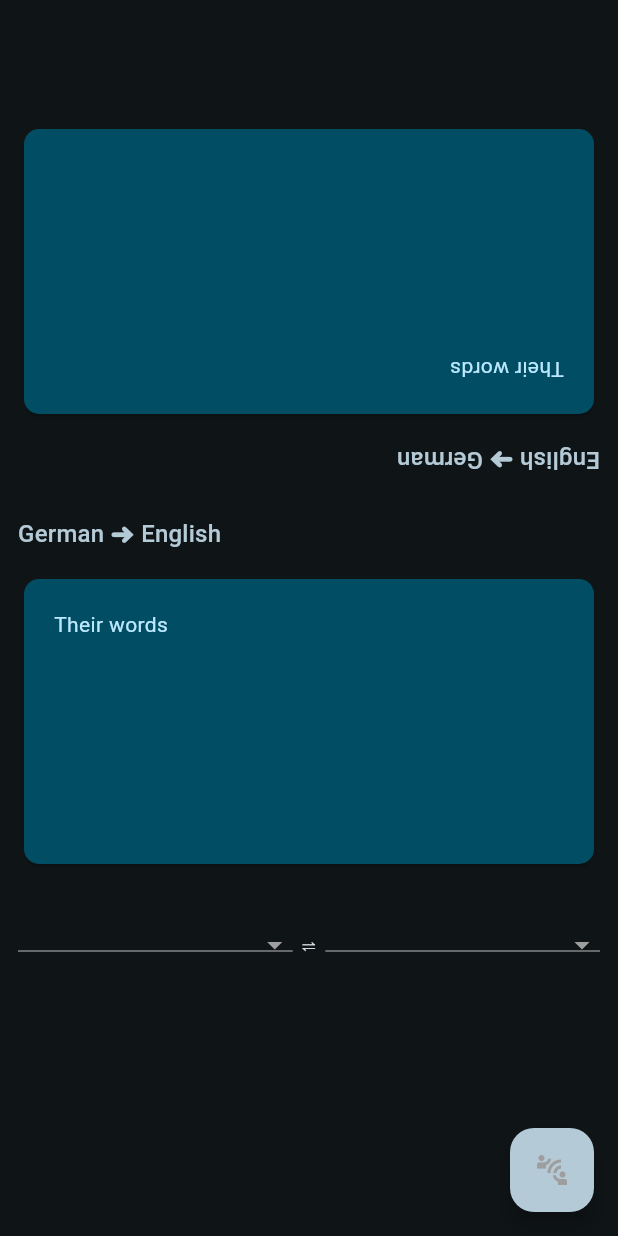
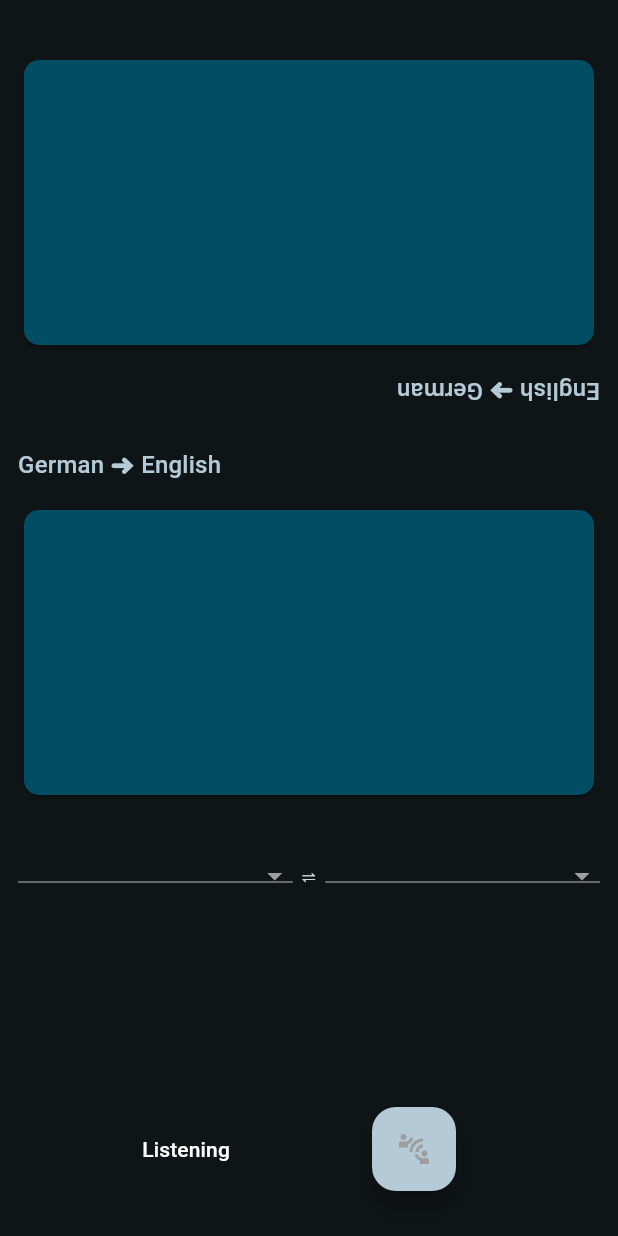
Before and after one commit to critt/Interp-Flutter, a Flutter app: the screen it shows after launch, on a phone screen of 412 x 824 dp. Run offline on Flutter 3.47's test engine with Material 3 defaults, Android fonts, the phone set to English and light mode, and no system bars; our stand-ins replace permission_handler, socket_io_client; missing offline and left inert: audio_session, flutter_sound; network calls fail.

Commit message:
Added a hold-to-speak that determines which translation namespace to use: press and hold while talking to translate your speech and display it to the other person's UI, let go to translate their speech and display it in your UI.
Update screenshots and README.

```diff
--- a/lib/audio_recorder.dart
+++ b/lib/audio_recorder.dart
@@ -129,8 +129,10 @@ class AudioRecorder extends ChangeNotifier {
         recordingDataController.stream.listen((buffer) {
       if (speakerSwitch.currentSpeaker == Speaker.subject) {
         _socketSubject.emit('binaryAudioData', buffer);
+        _socketObject.emit('binaryAudioData', Uint8List(0));
       } else {
         _socketObject.emit('binaryAudioData', buffer);
+        _socketSubject.emit('binaryAudioData', Uint8List(0));
       }
     });
 
--- a/lib/main.dart
+++ b/lib/main.dart
@@ -1,3 +1,5 @@
+import 'dart:math';
+
 import 'package:flutter/material.dart';
 import 'package:provider/provider.dart';
 import 'package:transcription_client/speaker_switch.dart';
@@ -57,13 +59,14 @@ class TranscriptionState extends ChangeNotifier {
 
   void clearData() {
     _data = '';
+    notifyListeners();
   }
 }
 
 class ObjectTranscription extends TranscriptionState {
   ObjectTranscription()
       : super(
-          data: 'Their words',
+          data: '',
           id: 'O',
           subjectLanguage: const Language(code: 'de', name: 'German'),
           objectLanguage: const Language(code: 'en', name: 'English'),
@@ -73,7 +76,7 @@ class ObjectTranscription extends TranscriptionState {
 class SubjectTranscription extends TranscriptionState {
   SubjectTranscription()
       : super(
-          data: 'Their words',
+          data: '',
           id: 'S',
           subjectLanguage: const Language(code: 'en', name: 'English'),
           objectLanguage: const Language(code: 'de', name: 'German'),
@@ -124,10 +127,10 @@ class MyApp extends StatelessWidget {
     return MaterialApp(
       title: constants.appName,
       theme: ThemeData(
-        colorScheme: ColorScheme.fromSeed(
-            seedColor: Colors.blueGrey, brightness: Brightness.dark),
-        useMaterial3: true,
-      ),
+          colorScheme: ColorScheme.fromSeed(
+              seedColor: Colors.blueGrey, brightness: Brightness.dark),
+          useMaterial3: true,
+          dividerTheme: const DividerThemeData(color: Colors.transparent)),
       home: const MyHomePage(title: constants.appBarTitle),
     );
   }
@@ -169,7 +172,7 @@ class _MyHomePageState extends State<MyHomePage> {
 
   @override
   Widget build(BuildContext context) {
-    final theme = Theme.of(context);
+    final theme = Theme.of(context).copyWith(dividerColor: Colors.transparent);
     final serviceState = context.watch<ServiceState>();
     final audioState = context.watch<AudioRecorder>();
     final subjectState = context.watch<SubjectTranscription>();
@@ -178,8 +181,12 @@ class _MyHomePageState extends State<MyHomePage> {
     if (serviceState.state == ConnectionStatus.connected &&
         audioState.isInit &&
         !audioState.isRecording) {
-      audioState.record(subjectState.updateData, objectState.updateData,
-          subjectState.objectLanguage.code, objectState.objectLanguage.code, _speakerSwitch);
+      audioState.record(
+          subjectState.updateData,
+          objectState.updateData,
+          subjectState.objectLanguage.code,
+          objectState.objectLanguage.code,
+          _speakerSwitch);
     } else if (serviceState.state == ConnectionStatus.connecting &&
         !audioState.isInit) {
       subjectState.clearData();
@@ -199,13 +206,13 @@ class _MyHomePageState extends State<MyHomePage> {
     return Scaffold(
       appBar: AppBar(
         backgroundColor: theme.colorScheme.surface,
-
+        toolbarHeight: 10,
       ),
       body: Center(
         child: Column(
           mainAxisAlignment: MainAxisAlignment.start,
           children: <Widget>[
-            const RotatedBox (
+            const RotatedBox(
               quarterTurns: 2,
               child: const Padding(
                 padding: EdgeInsets.all(12.0),
@@ -240,7 +247,8 @@ class _MyHomePageState extends State<MyHomePage> {
                               },
                               iconEnabledColor: theme.colorScheme.primary,
                               iconDisabledColor: Colors.grey,
-                              isExpanded: true, // Make the dropdown take up available space
+                              isExpanded:
+                                  true, // Make the dropdown take up available space
                             ),
                           ),
                           const Text(' ⇌ '),
@@ -262,7 +270,8 @@ class _MyHomePageState extends State<MyHomePage> {
                               },
                               iconEnabledColor: theme.colorScheme.primary,
                               iconDisabledColor: Colors.grey,
-                              isExpanded: true, // Make the dropdown take up available space
+                              isExpanded:
+                                  true, // Make the dropdown take up available space
                             ),
                           ),
                         ],
@@ -271,14 +280,56 @@ class _MyHomePageState extends State<MyHomePage> {
           ],
         ),
       ),
-      floatingActionButton: FloatingActionButton(
+      extendBody: true,
+      persistentFooterAlignment: AlignmentDirectional.centerStart,
+      persistentFooterButtons: [
+        MaterialButton(
+          height: 100,
+          minWidth: 200,
+          onPressed: () => (),
+          child: GestureDetector(
+            //TODO: This is buggy AF. If you slide your finger at all it triggers callbacks and everything is undone.
+            //TODO: Maybe RawGestureDetector would work, idk
+              onTapDown: (details) {
+                subjectState.clearData();
+                setState(() {
+                  _speakerSwitch.setSpeaker(Speaker.subject);
+                });
+              },
+              onTapUp: (details) {
+                objectState.clearData();
+                setState(() {
+                  _speakerSwitch.setSpeaker(Speaker.object);
+                });
+              },
+              onTapCancel: () {
+                objectState.clearData();
+                setState(() {
+                  _speakerSwitch.setSpeaker(Speaker.object);
+                });
+              },
+              child: Container(
+                height: 100,
+                width: 200,
+                color: Colors.transparent,
+                child: Align(
+                  alignment: Alignment.center,
+                  child: Text(_speakerSwitch.currentSpeaker == Speaker.subject
+                      ? 'Speaking'
+                      : 'Listening'),
+                ),
+              )),
+        ),
+        FloatingActionButton(
         backgroundColor: Theme.of(context).colorScheme.secondary,
         onPressed: () {
           serviceState.toggleConnection();
         },
-        tooltip: 'Increment',
+        tooltip: 'Connect',
         child: Icon(Icons.connect_without_contact, color: connectionColor),
-      ), // This trailing comma makes auto-formatting nicer for build methods.
+      ),
+      ],
+
     );
   }
 
@@ -323,7 +374,8 @@ class BigCard extends StatelessWidget {
           widthFactor: 1,
           child: Padding(
             padding: const EdgeInsets.only(top: 14.0, bottom: 14.0),
-            child: Card( //TODO make scrollable, or otherwise handle content overflow behavior
+            child: Card(
+              //TODO make scrollable, or otherwise handle content overflow behavior
               shape: RoundedRectangleBorder(
                 borderRadius: BorderRadius.circular(10),
               ),
--- a/lib/speaker_switch.dart
+++ b/lib/speaker_switch.dart
@@ -1,8 +1,12 @@
 class SpeakerSwitch {
-  Speaker _currentSpeaker = Speaker.subject;
+  Speaker _currentSpeaker = Speaker.object;
 
   void setSpeaker(Speaker speaker) {
     _currentSpeaker = speaker;
+  }
+
+  void toggleSpeaker() {
+    _currentSpeaker = _currentSpeaker == Speaker.subject ? Speaker.object : Speaker.subject;
   }
 
   Speaker get currentSpeaker => _currentSpeaker;
```
Also changed, not shown: 4 other files.
